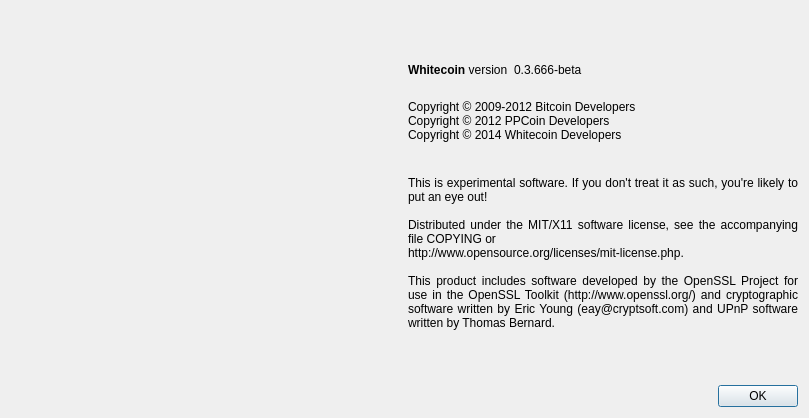
This is src/qt/forms/aboutdialog.ui in evilgenieent/Whitecoin as Qt 5 draws it before an edit. The edited form follows.
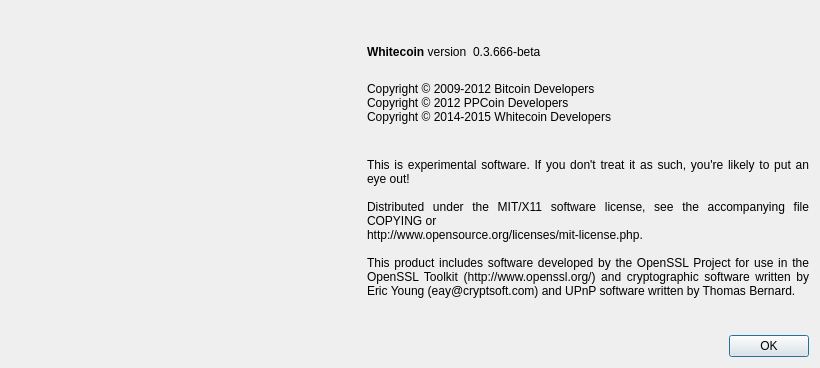
This is the edited form. Icons and pictures are not drawn.

Commit message:
Updated about form
Updated about form
- Image now works
- Copyright updated to 2015

The edit to the form file:
```diff
--- a/src/qt/forms/aboutdialog.ui
+++ b/src/qt/forms/aboutdialog.ui
@@ -6,10 +6,28 @@
    <rect>
     <x>0</x>
     <y>0</y>
-    <width>809</width>
-    <height>418</height>
+    <width>820</width>
+    <height>368</height>
    </rect>
   </property>
+  <property name="sizePolicy">
+   <sizepolicy hsizetype="Fixed" vsizetype="Fixed">
+    <horstretch>0</horstretch>
+    <verstretch>0</verstretch>
+   </sizepolicy>
+  </property>
+  <property name="minimumSize">
+   <size>
+    <width>820</width>
+    <height>368</height>
+   </size>
+  </property>
+  <property name="maximumSize">
+   <size>
+    <width>820</width>
+    <height>368</height>
+   </size>
+  </property>
   <property name="windowTitle">
    <string>About Whitecoin</string>
   </property>
@@ -22,12 +40,24 @@
        <verstretch>0</verstretch>
       </sizepolicy>
      </property>
+     <property name="minimumSize">
+      <size>
+       <width>350</width>
+       <height>350</height>
+      </size>
+     </property>
      <property name="maximumSize">
       <size>
-       <width>400</width>
-       <height>400</height>
+       <width>350</width>
+       <height>350</height>
       </size>
      </property>
+     <property name="styleSheet">
+      <string notr="true"/>
+     </property>
+     <property name="textFormat">
+      <enum>Qt::RichText</enum>
+     </property>
      <property name="pixmap">
       <pixmap resource="../bitcoin.qrc">:/images/splash</pixmap>
      </property>
@@ -106,7 +136,7 @@
         <string>
 Copyright © 2009-2012 Bitcoin Developers
 Copyright © 2012 PPCoin Developers
-Copyright © 2014 Whitecoin Developers
+Copyright © 2014-2015 Whitecoin Developers
 </string>
        </property>
        <property name="textInteractionFlags">
```
